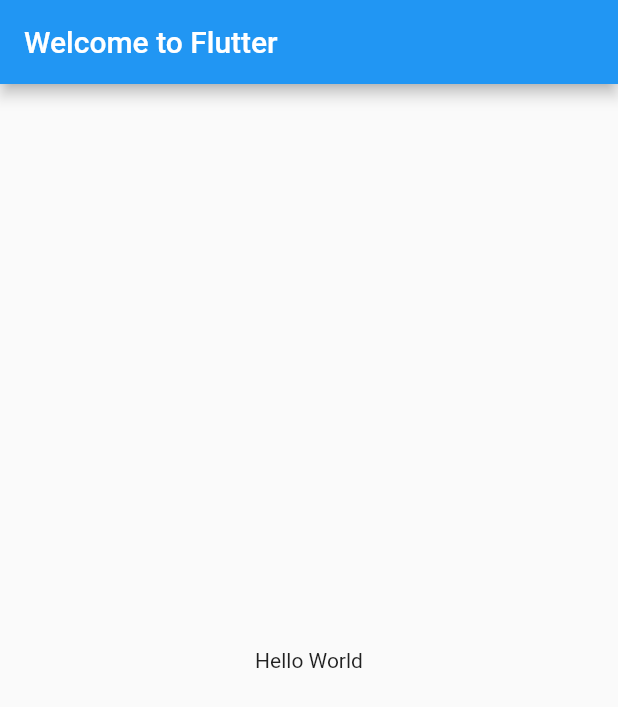
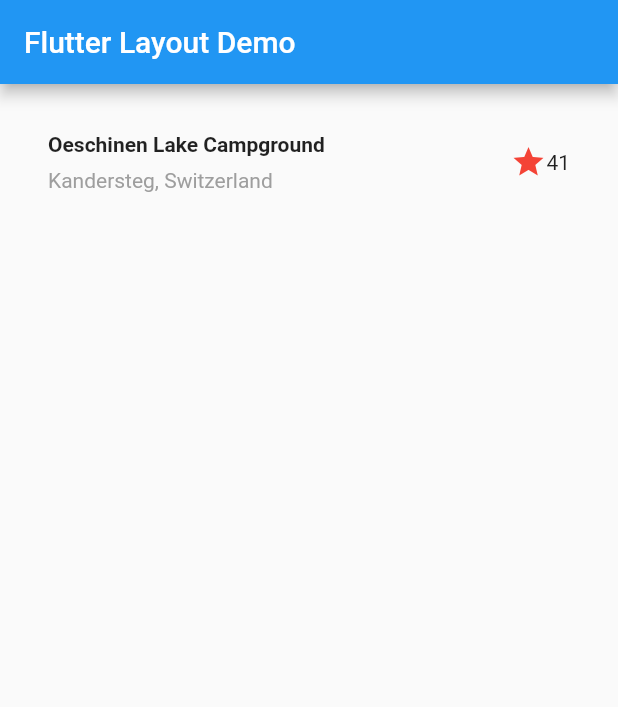
Before and after one commit to CMSC-23/layout-interactivity-discussion-code, a Flutter app: the screen it shows after launch, on a phone screen of 412 x 824 dp. Shown: the top 707 px of the screen. Run offline on Flutter 3.47's test engine with Material 2 defaults, Android fonts, the light colour scheme and no system bars.

Commit message:
Implemented the title row

```diff
--- a/lib/main.dart
+++ b/lib/main.dart
@@ -10,14 +10,53 @@
   // This widget is the root of your application.
   @override
   Widget build(BuildContext context) {
+    // title section
+    Widget titleSection = Container(
+      padding: const EdgeInsets.all(32),
+      child: Row(
+        children: [
+          Expanded(
+            /*1*/
+            child: Column(
+              crossAxisAlignment: CrossAxisAlignment.start,
+              children: [
+                /*2*/
+                Container(
+                  padding: const EdgeInsets.only(bottom: 8),
+                  child: const Text(
+                    'Oeschinen Lake Campground',
+                    style: TextStyle(
+                      fontWeight: FontWeight.bold,
+                    ),
+                  ),
+                ),
+                Text(
+                  'Kandersteg, Switzerland',
+                  style: TextStyle(
+                    color: Colors.grey[500],
+                  ),
+                ),
+              ],
+            ),
+          ),
+          /*3*/
+          Icon(
+            Icons.star,
+            color: Colors.red[500],
+          ),
+          const Text('41'),
+        ],
+      ),
+    );
+
     return MaterialApp(
         title: 'Flutter layout Demo',
         home: Scaffold(
             appBar: AppBar(
-              title: const Text('Welcome to Flutter'),
+              title: const Text('Flutter Layout Demo'),
             ),
-            body: const Center(
-              child: Text('Hello World'),
+            body: Column(
+              children: [titleSection],
             )));
   }
 }
```
